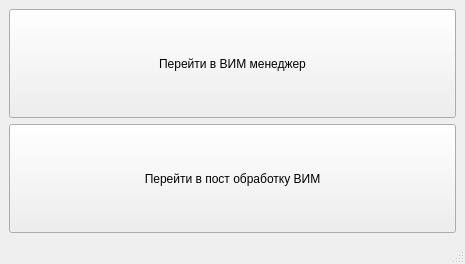
First picture: the form in ui/start_menu.ui, repository DoubleCitizen/SSUGT_inclinometer, before the edit.
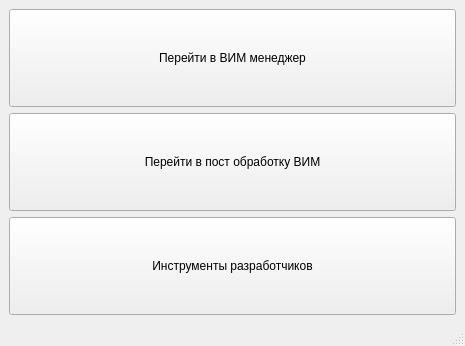
Second picture: the form after the edit. Icons and pictures are not drawn.

```diff
--- a/ui/start_menu.ui
+++ b/ui/start_menu.ui
@@ -7,7 +7,7 @@
     <x>0</x>
     <y>0</y>
     <width>465</width>
-    <height>264</height>
+    <height>346</height>
    </rect>
   </property>
   <property name="windowTitle">
@@ -65,6 +65,19 @@
       </property>
      </widget>
     </item>
+    <item>
+     <widget class="QPushButton" name="pushButton_develop_tool">
+      <property name="sizePolicy">
+       <sizepolicy hsizetype="Expanding" vsizetype="Expanding">
+        <horstretch>0</horstretch>
+        <verstretch>0</verstretch>
+       </sizepolicy>
+      </property>
+      <property name="text">
+       <string>Инструменты разработчиков</string>
+      </property>
+     </widget>
+    </item>
    </layout>
   </widget>
   <widget class="QMenuBar" name="menubar">
```
